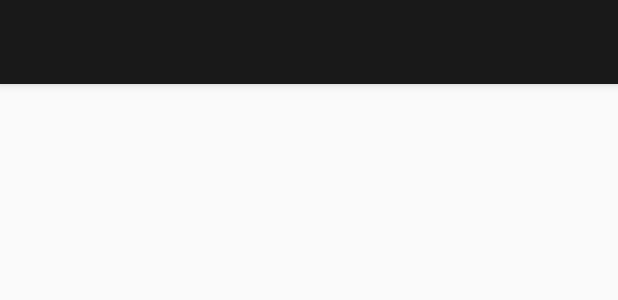
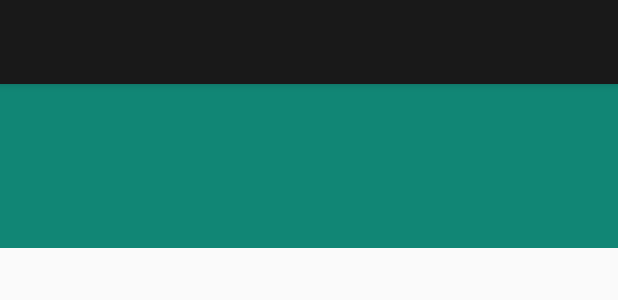
Before and after one commit to unxavi/android-popular-movies, an Android app: the layout activity_movie_detail.xml on its own in the app's theme, with its tools: preview values and no code run, on a phone screen of 412 x 824 dp. Shown: the top 300 px of the screen. Run offline under Robolectric (Android 15) with nearby library versions, the phone set to English and light mode, and no system bars.

Commit message:
movie detail

```diff
--- a/app/src/main/res/layout/content_movie_detail.xml
+++ b/app/src/main/res/layout/content_movie_detail.xml
@@ -1,11 +1,76 @@
 <?xml version="1.0" encoding="utf-8"?>
-<android.support.constraint.ConstraintLayout xmlns:android="http://schemas.android.com/apk/res/android"
+
+<ScrollView xmlns:android="http://schemas.android.com/apk/res/android"
     xmlns:app="http://schemas.android.com/apk/res-auto"
     xmlns:tools="http://schemas.android.com/tools"
     android:layout_width="match_parent"
     android:layout_height="match_parent"
+    android:fillViewport="true"
     app:layout_behavior="@string/appbar_scrolling_view_behavior"
     tools:context="com.icodehigh.popularmovies.features.movies.detail.MovieDetailActivity"
     tools:showIn="@layout/activity_movie_detail">
 
-</android.support.constraint.ConstraintLayout>
+    <android.support.constraint.ConstraintLayout
+        android:layout_width="match_parent"
+        android:layout_height="wrap_content">
+
+        <TextView
+            android:id="@+id/title_tv"
+            style="@style/Base.TextAppearance.AppCompat.Display1"
+            android:layout_width="match_parent"
+            android:layout_height="wrap_content"
+            android:paddingTop="32dp"
+            android:paddingBottom="32dp"
+            android:background="@color/title_movie_background"
+            android:gravity="center_vertical"
+            android:paddingEnd="@dimen/vertical_space"
+            android:paddingStart="@dimen/vertical_space"
+            android:textColor="@android:color/white"
+            app:layout_constraintEnd_toEndOf="parent"
+            app:layout_constraintStart_toStartOf="parent"
+            app:layout_constraintTop_toTopOf="parent" />
+
+        <ImageView
+            android:id="@+id/movie_poster_iv"
+            android:layout_width="wrap_content"
+            android:layout_height="160dp"
+            android:layout_marginStart="@dimen/vertical_space"
+            android:layout_marginTop="@dimen/horizontal_space"
+            android:adjustViewBounds="true"
+            android:contentDescription="@string/movie_poster_content_description"
+            android:scaleType="centerCrop"
+            app:layout_constraintStart_toStartOf="parent"
+            app:layout_constraintTop_toBottomOf="@+id/title_tv" />
+
+        <TextView
+            android:id="@+id/synopsis_tv"
+            android:layout_width="match_parent"
+            android:layout_height="wrap_content"
+            android:layout_marginEnd="@dimen/vertical_space"
+            android:layout_marginStart="@dimen/vertical_space"
+            android:layout_marginTop="@dimen/horizontal_space"
+            app:layout_constraintStart_toStartOf="parent"
+            app:layout_constraintTop_toBottomOf="@+id/movie_poster_iv" />
+
+        <TextView
+            android:id="@+id/date_tv"
+            style="@style/Base.TextAppearance.AppCompat.Subhead"
+            android:layout_width="wrap_content"
+            android:layout_height="wrap_content"
+            android:layout_marginStart="@dimen/vertical_space"
+            app:layout_constraintStart_toEndOf="@+id/movie_poster_iv"
+            app:layout_constraintTop_toTopOf="@+id/movie_poster_iv" />
+
+        <TextView
+            android:id="@+id/rate_tv"
+            style="@style/Base.TextAppearance.AppCompat.Body2"
+            android:layout_width="wrap_content"
+            android:layout_height="wrap_content"
+            android:layout_marginStart="@dimen/vertical_space"
+            android:layout_marginTop="@dimen/horizontal_space"
+            app:layout_constraintStart_toEndOf="@+id/movie_poster_iv"
+            app:layout_constraintTop_toBottomOf="@+id/date_tv" />
+
+    </android.support.constraint.ConstraintLayout>
+
+</ScrollView>
--- a/app/src/main/res/values/colors.xml
+++ b/app/src/main/res/values/colors.xml
@@ -3,4 +3,5 @@
     <color name="colorPrimary">#191919</color>
     <color name="colorPrimaryDark">#000000</color>
     <color name="colorAccent">#118675</color>
+    <color name="title_movie_background">#118675</color>
 </resources>
--- a/app/src/main/res/values/dimens.xml
+++ b/app/src/main/res/values/dimens.xml
@@ -1,4 +1,5 @@
 <resources>
     <dimen name="vertical_space">16dp</dimen>
+    <dimen name="horizontal_space">16dp</dimen>
     <dimen name="fab_margin">16dp</dimen>
 </resources>
--- a/app/src/main/res/values/strings.xml
+++ b/app/src/main/res/values/strings.xml
@@ -6,8 +6,9 @@
     <string name="server_error">There seems to be an error, try again later</string>
     <string name="empty_view_message">It seems that there are no results for your search</string>
     <string name="retry">Retry</string>
-    <string name="title_activity_movie_detail">MovieDetailActivity</string>
+    <string name="title_activity_movie_detail">Movie Detail</string>
 
     <!-- Error messages-->
     <string name="detail_error_message">Movie data not available</string>
+    <string name="rate_text">%s/10</string>
 </resources>
```
Also changed, not shown: app/src/main/java/com/icodehigh/popularmovies/features/movies/detail/MovieDetailActivity.java (+38 -0 lines), app/src/main/java/com/icodehigh/popularmovies/features/movies/feed/MoviesAdapter.java (+14 -6 lines), app/src/main/java/com/icodehigh/popularmovies/model/Movie.java (+16 -0 lines).
